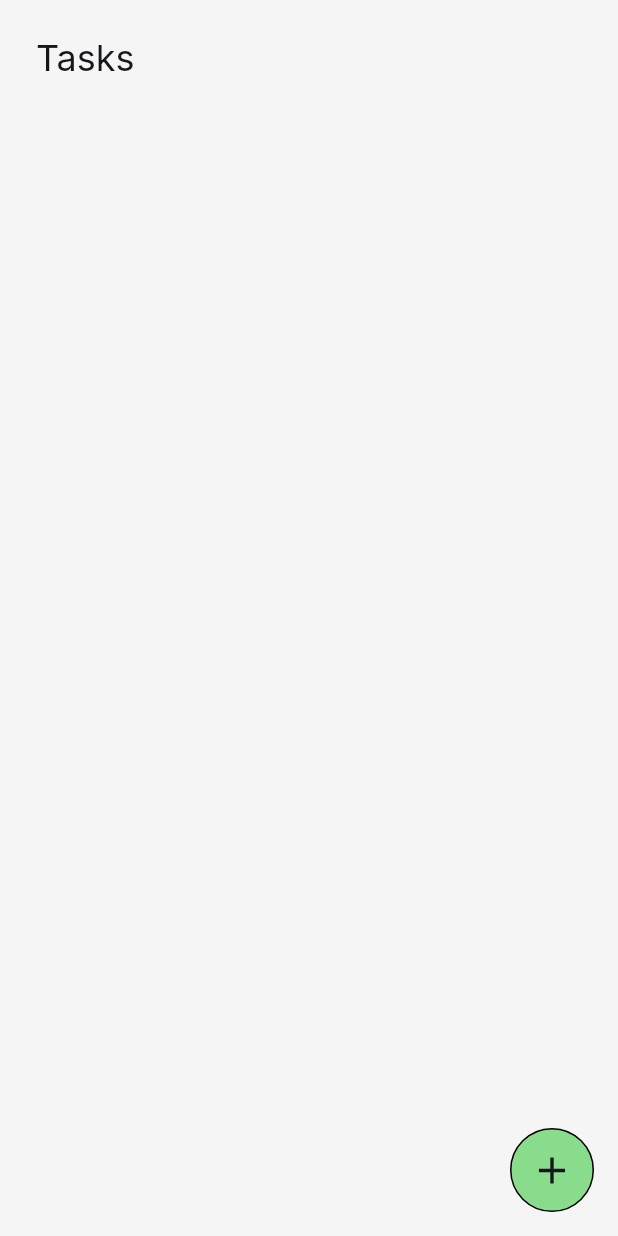
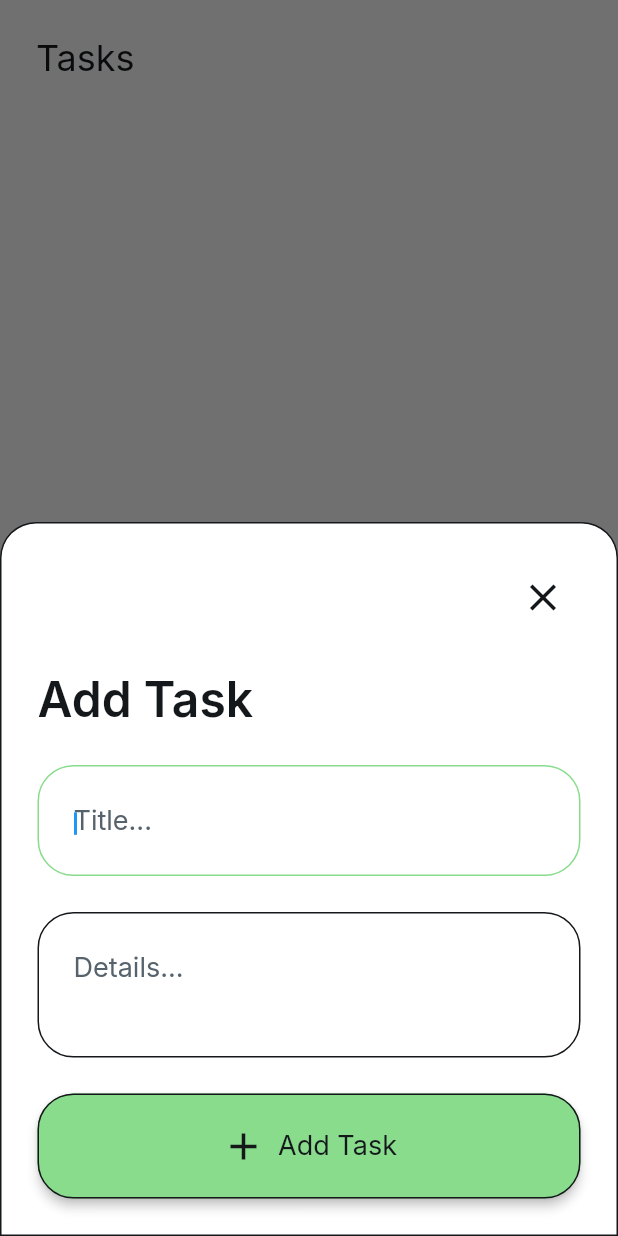
Before and after one commit to souleimaneelqodsi/to-do_app, a Flutter app: the screen it shows once a user with an empty profile is signed in, after a tap on the "add" icon, on a phone screen of 412 x 824 dp. Run offline on Flutter 3.47's test engine with Material 3 defaults, Android fonts, the phone set to English and light mode, and no system bars; drawn by our look-alikes of auto_size_text; our stand-ins replace cloud_firestore, easy_debounce, file_picker, firebase_auth, firebase_core, firebase_storage and 12 more; missing offline and left inert: json_path, mime_type; accounts and stored records are empty.

Commit message:
Task add bottom sheet (via green floating action button) added. Task page v2 finished.

```diff
--- /dev/null
+++ b/lib/components/add_task/add_task_model.dart
@@ -0,0 +1,28 @@
+import '/flutter_flow/flutter_flow_util.dart';
+import 'add_task_widget.dart' show AddTaskWidget;
+import 'package:flutter/material.dart';
+
+class AddTaskModel extends FlutterFlowModel<AddTaskWidget> {
+  ///  State fields for stateful widgets in this component.
+
+  // State field(s) for titleTask widget.
+  FocusNode? titleTaskFocusNode;
+  TextEditingController? titleTaskTextController;
+  String? Function(BuildContext, String?)? titleTaskTextControllerValidator;
+  // State field(s) for taskDetails widget.
+  FocusNode? taskDetailsFocusNode;
+  TextEditingController? taskDetailsTextController;
+  String? Function(BuildContext, String?)? taskDetailsTextControllerValidator;
+
+  @override
+  void initState(BuildContext context) {}
+
+  @override
+  void dispose() {
+    titleTaskFocusNode?.dispose();
+    titleTaskTextController?.dispose();
+
+    taskDetailsFocusNode?.dispose();
+    taskDetailsTextController?.dispose();
+  }
+}
--- /dev/null
+++ b/lib/components/add_task/add_task_widget.dart
@@ -0,0 +1,250 @@
+import '/auth/firebase_auth/auth_util.dart';
+import '/backend/backend.dart';
+import '/flutter_flow/flutter_flow_icon_button.dart';
+import '/flutter_flow/flutter_flow_theme.dart';
+import '/flutter_flow/flutter_flow_util.dart';
+import '/flutter_flow/flutter_flow_widgets.dart';
+import 'package:flutter/material.dart';
+import 'add_task_model.dart';
+export 'add_task_model.dart';
+
+class AddTaskWidget extends StatefulWidget {
+  /// Task add bottom sheet with task name and description text fields.
+  const AddTaskWidget({super.key});
+
+  @override
+  State<AddTaskWidget> createState() => _AddTaskWidgetState();
+}
+
+class _AddTaskWidgetState extends State<AddTaskWidget> {
+  late AddTaskModel _model;
+
+  @override
+  void setState(VoidCallback callback) {
+    super.setState(callback);
+    _model.onUpdate();
+  }
+
+  @override
+  void initState() {
+    super.initState();
+    _model = createModel(context, () => AddTaskModel());
+
+    _model.titleTaskTextController ??= TextEditingController();
+    _model.titleTaskFocusNode ??= FocusNode();
+
+    _model.taskDetailsTextController ??= TextEditingController();
+    _model.taskDetailsFocusNode ??= FocusNode();
+  }
+
+  @override
+  void dispose() {
+    _model.maybeDispose();
+
+    super.dispose();
+  }
+
+  @override
+  Widget build(BuildContext context) {
+    return Container(
+      width: double.infinity,
+      decoration: BoxDecoration(
+        color: FlutterFlowTheme.of(context).secondaryBackground,
+        borderRadius: const BorderRadius.only(
+          bottomLeft: Radius.circular(0.0),
+          bottomRight: Radius.circular(0.0),
+          topLeft: Radius.circular(24.0),
+          topRight: Radius.circular(24.0),
+        ),
+        border: Border.all(
+          color: FlutterFlowTheme.of(context).primaryText,
+          width: 1.0,
+        ),
+      ),
+      child: Padding(
+        padding: const EdgeInsets.all(24.0),
+        child: Column(
+          mainAxisSize: MainAxisSize.min,
+          crossAxisAlignment: CrossAxisAlignment.start,
+          children: [
+            Row(
+              mainAxisSize: MainAxisSize.max,
+              mainAxisAlignment: MainAxisAlignment.end,
+              children: [
+                FlutterFlowIconButton(
+                  borderRadius: 20.0,
+                  buttonSize: 50.0,
+                  icon: Icon(
+                    Icons.close,
+                    color: FlutterFlowTheme.of(context).primaryText,
+                    size: 30.0,
+                  ),
+                  onPressed: () async {
+                    Navigator.pop(context);
+                  },
+                ),
+              ],
+            ),
+            Text(
+              'Add Task',
+              style: FlutterFlowTheme.of(context).headlineLarge.override(
+                    fontFamily: 'Inter',
+                    letterSpacing: 0.0,
+                  ),
+            ),
+            TextFormField(
+              controller: _model.titleTaskTextController,
+              focusNode: _model.titleTaskFocusNode,
+              autofocus: true,
+              obscureText: false,
+              decoration: InputDecoration(
+                labelStyle: FlutterFlowTheme.of(context).labelLarge.override(
+                      fontFamily: 'Inter',
+                      fontSize: 18.0,
+                      letterSpacing: 0.0,
+                    ),
+                hintText: 'Title...',
+                hintStyle: FlutterFlowTheme.of(context).labelLarge.override(
+                      fontFamily: 'Inter',
+                      fontSize: 18.0,
+                      letterSpacing: 0.0,
+                    ),
+                enabledBorder: OutlineInputBorder(
+                  borderSide: BorderSide(
+                    color: FlutterFlowTheme.of(context).primaryText,
+                    width: 1.0,
+                  ),
+                  borderRadius: BorderRadius.circular(24.0),
+                ),
+                focusedBorder: OutlineInputBorder(
+                  borderSide: BorderSide(
+                    color: FlutterFlowTheme.of(context).primary,
+                    width: 1.0,
+                  ),
+                  borderRadius: BorderRadius.circular(24.0),
+                ),
+                errorBorder: OutlineInputBorder(
+                  borderSide: BorderSide(
+                    color: FlutterFlowTheme.of(context).error,
+                    width: 1.0,
+                  ),
+                  borderRadius: BorderRadius.circular(24.0),
+                ),
+                focusedErrorBorder: OutlineInputBorder(
+                  borderSide: BorderSide(
+                    color: FlutterFlowTheme.of(context).error,
+                    width: 1.0,
+                  ),
+                  borderRadius: BorderRadius.circular(24.0),
+                ),
+                contentPadding:
+                    const EdgeInsetsDirectional.fromSTEB(24.0, 26.0, 24.0, 26.0),
+              ),
+              style: FlutterFlowTheme.of(context).bodyMedium.override(
+                    fontFamily: 'Inter',
+                    letterSpacing: 0.0,
+                  ),
+              validator:
+                  _model.titleTaskTextControllerValidator.asValidator(context),
+            ),
+            TextFormField(
+              controller: _model.taskDetailsTextController,
+              focusNode: _model.taskDetailsFocusNode,
+              autofocus: true,
+              obscureText: false,
+              decoration: InputDecoration(
+                labelStyle: FlutterFlowTheme.of(context).labelLarge.override(
+                      fontFamily: 'Inter',
+                      fontSize: 18.0,
+                      letterSpacing: 0.0,
+                    ),
+                hintText: 'Details...',
+                hintStyle: FlutterFlowTheme.of(context).labelLarge.override(
+                      fontFamily: 'Inter',
+                      fontSize: 18.0,
+                      letterSpacing: 0.0,
+                    ),
+                enabledBorder: OutlineInputBorder(
+                  borderSide: BorderSide(
+                    color: FlutterFlowTheme.of(context).primaryText,
+                    width: 1.0,
+                  ),
+                  borderRadius: BorderRadius.circular(24.0),
+                ),
+                focusedBorder: OutlineInputBorder(
+                  borderSide: BorderSide(
+                    color: FlutterFlowTheme.of(context).primary,
+                    width: 1.0,
+                  ),
+                  borderRadius: BorderRadius.circular(24.0),
+                ),
+                errorBorder: OutlineInputBorder(
+                  borderSide: BorderSide(
+                    color: FlutterFlowTheme.of(context).error,
+                    width: 1.0,
+                  ),
+                  borderRadius: BorderRadius.circular(24.0),
+                ),
+                focusedErrorBorder: OutlineInputBorder(
+                  borderSide: BorderSide(
+                    color: FlutterFlowTheme.of(context).error,
+                    width: 1.0,
+                  ),
+                  borderRadius: BorderRadius.circular(24.0),
+                ),
+                contentPadding:
+                    const EdgeInsetsDirectional.fromSTEB(24.0, 26.0, 24.0, 26.0),
+              ),
+              style: FlutterFlowTheme.of(context).bodyMedium.override(
+                    fontFamily: 'Inter',
+                    letterSpacing: 0.0,
+                  ),
+              maxLines: null,
+              minLines: 3,
+              validator: _model.taskDetailsTextControllerValidator
+                  .asValidator(context),
+            ),
+            FFButtonWidget(
+              onPressed: () async {
+                await TasksRecord.collection.doc().set(createTasksRecordData(
+                      task: valueOrDefault<String>(
+                        _model.titleTaskTextController.text,
+                        'title',
+                      ),
+                      description: _model.taskDetailsTextController.text,
+                      completed: false,
+                      user: currentUserReference,
+                      created: getCurrentTimestamp,
+                    ));
+                Navigator.pop(context);
+              },
+              text: 'Add Task',
+              icon: const Icon(
+                Icons.add,
+                size: 30.0,
+              ),
+              options: FFButtonOptions(
+                width: double.infinity,
+                height: 70.0,
+                padding: const EdgeInsetsDirectional.fromSTEB(24.0, 0.0, 24.0, 0.0),
+                iconPadding: const EdgeInsetsDirectional.fromSTEB(0.0, 0.0, 0.0, 0.0),
+                color: FlutterFlowTheme.of(context).primary,
+                textStyle: FlutterFlowTheme.of(context).labelMedium.override(
+                      fontFamily: 'Inter',
+                      fontSize: 18.0,
+                      letterSpacing: 0.0,
+                    ),
+                elevation: 3.0,
+                borderSide: BorderSide(
+                  color: FlutterFlowTheme.of(context).primaryText,
+                  width: 1.0,
+                ),
+                borderRadius: BorderRadius.circular(24.0),
+              ),
+            ),
+          ].divide(const SizedBox(height: 24.0)),
+        ),
+      ),
+    );
+  }
+}
--- a/lib/pages/tasks/tasks_widget.dart
+++ b/lib/pages/tasks/tasks_widget.dart
@@ -1,5 +1,6 @@
 import '/auth/firebase_auth/auth_util.dart';
 import '/backend/backend.dart';
+import '/components/add_task/add_task_widget.dart';
 import '/components/task/task_widget.dart';
 import '/flutter_flow/flutter_flow_theme.dart';
 import '/flutter_flow/flutter_flow_util.dart';
@@ -41,8 +42,21 @@ class _TasksWidgetState extends State<TasksWidget> {
         key: scaffoldKey,
         backgroundColor: FlutterFlowTheme.of(context).primaryBackground,
         floatingActionButton: FloatingActionButton(
-          onPressed: () {
-            print('FloatingActionButton pressed ...');
+          onPressed: () async {
+            await showModalBottomSheet(
+              isScrollControlled: true,
+              backgroundColor: Colors.transparent,
+              context: context,
+              builder: (context) {
+                return GestureDetector(
+                  onTap: () => FocusScope.of(context).unfocus(),
+                  child: Padding(
+                    padding: MediaQuery.viewInsetsOf(context),
+                    child: const AddTaskWidget(),
+                  ),
+                );
+              },
+            ).then((value) => safeSetState(() {}));
           },
           backgroundColor: FlutterFlowTheme.of(context).secondaryBackground,
           elevation: 0.0,
```
